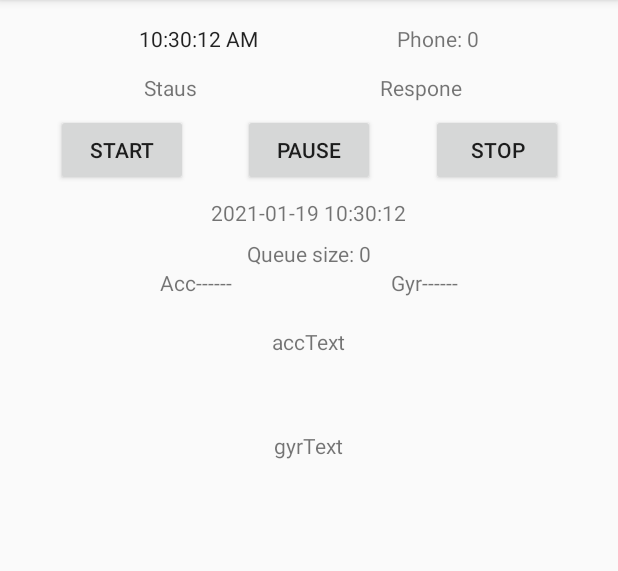
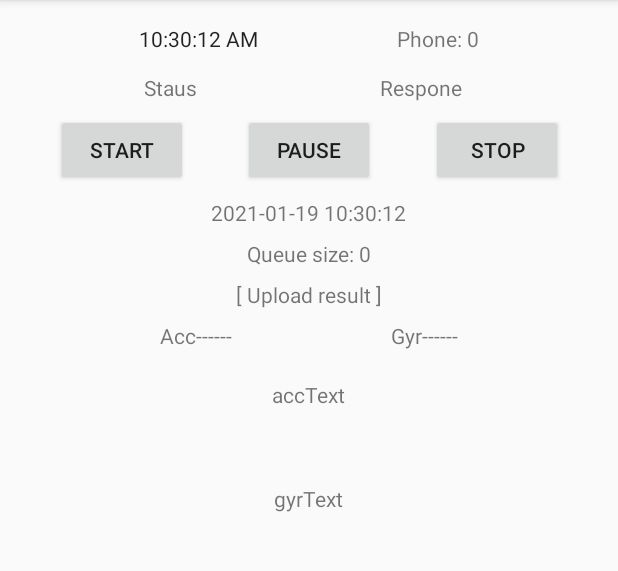
Before and after one commit to HuangWeiChu/VIPS_Collection, an Android app: the MainActivity screen opened directly, with no data from a screen before it, on a phone screen of 412 x 824 dp, the part 84-655 px from its top. Run offline under Robolectric (Android 15) with nearby library versions, the phone set to English and light mode, and no system bars.

Commit message:
Add Function
顯示upload result

```diff
--- a/app/src/main/java/com/example/motionsensors/MainActivity.java
+++ b/app/src/main/java/com/example/motionsensors/MainActivity.java
@@ -34,7 +34,7 @@ public class MainActivity extends AppCompatActivity implements SensorEventListen
 
     TextView acc, gyr;
     TextView accText, gyrText;
-    TextView response, status, queue, time, phone;
+    TextView response, status, queue, upload, time, phone;
 
     // 計算參數
     public float[] gravity = new float[3]; // 重力在x、y、z軸上的分量
@@ -140,6 +140,7 @@ public class MainActivity extends AppCompatActivity implements SensorEventListen
         response = findViewById(R.id.respone);
         status = findViewById(R.id.staus);
         queue = findViewById(R.id.queue);
+        upload = findViewById(R.id.upload);
         time = findViewById(R.id.conter);
 
         phone = findViewById(R.id.phoneNum);
@@ -425,6 +426,7 @@ public class MainActivity extends AppCompatActivity implements SensorEventListen
                                         @Override
                                         public void run() {
                                             MainActivity.this.response.setText("uploading...");
+                                            upload.setText(myResponse);
                                         }
                                     });
                                     Log.d("[Upload]", "<Success> " + myResponse);
--- a/app/src/main/res/layout/activity_main.xml
+++ b/app/src/main/res/layout/activity_main.xml
@@ -122,9 +122,18 @@
         android:layout_marginTop="8dp"
         android:text="Queue" />
 
+    <TextView
+        android:id="@+id/upload"
+        android:layout_width="wrap_content"
+        android:layout_height="wrap_content"
+        android:layout_gravity="center"
+        android:layout_marginTop="8dp"
+        android:text="[ Upload result ]" />
+
     <androidx.constraintlayout.widget.ConstraintLayout
         android:layout_width="match_parent"
-        android:layout_height="31dp">
+        android:layout_height="31dp"
+        android:layout_marginTop="8dp">
 
         <TextView
             android:id="@+id/acc"
```
